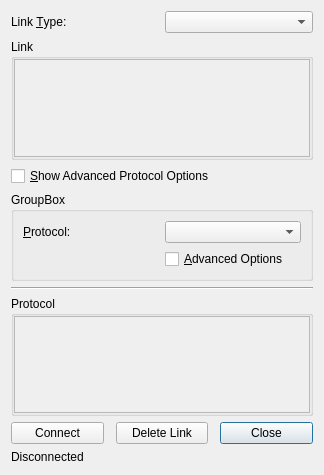
This is src/ui/CommSettings.ui in josephlewis42/UDenverQGC as Qt 5 draws it before an edit. The edited form follows.
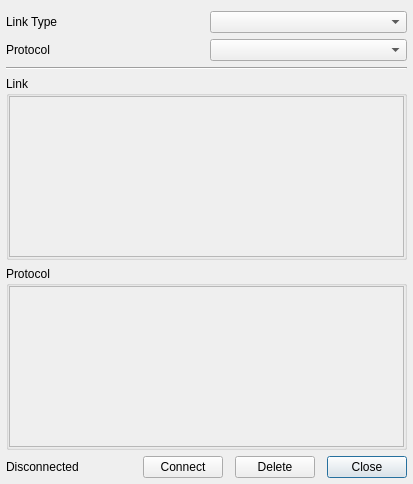
This is the edited form.

```diff
--- a/src/ui/CommSettings.ui
+++ b/src/ui/CommSettings.ui
@@ -6,32 +6,72 @@
    <rect>
     <x>0</x>
     <y>0</y>
-    <width>324</width>
-    <height>475</height>
+    <width>413</width>
+    <height>484</height>
    </rect>
   </property>
   <property name="windowTitle">
    <string>Form</string>
   </property>
-  <layout class="QVBoxLayout" name="verticalLayout_2">
-   <item>
-    <layout class="QHBoxLayout" name="horizontalLayout_4">
-     <item>
+  <layout class="QGridLayout" name="gridLayout_2" rowstretch="1,1,1,100,100,1">
+   <property name="margin">
+    <number>6</number>
+   </property>
+   <property name="spacing">
+    <number>6</number>
+   </property>
+   <item row="0" column="0">
+    <spacer name="verticalSpacer">
+     <property name="orientation">
+      <enum>Qt::Vertical</enum>
+     </property>
+     <property name="sizeType">
+      <enum>QSizePolicy::Fixed</enum>
+     </property>
+     <property name="sizeHint" stdset="0">
+      <size>
+       <width>5</width>
+       <height>5</height>
+      </size>
+     </property>
+    </spacer>
+   </item>
+   <item row="1" column="0" colspan="2">
+    <layout class="QGridLayout" name="gridLayout">
+     <item row="0" column="0">
       <widget class="QLabel" name="label">
        <property name="text">
-        <string>Link &amp;Type:</string>
-       </property>
-       <property name="buddy">
-        <cstring>linkType</cstring>
+        <string>Link Type</string>
        </property>
       </widget>
      </item>
-     <item>
+     <item row="0" column="1">
       <widget class="QComboBox" name="linkType"/>
      </item>
+     <item row="1" column="0">
+      <widget class="QLabel" name="label_5">
+       <property name="text">
+        <string>Protocol</string>
+       </property>
+      </widget>
+     </item>
+     <item row="1" column="1">
+      <widget class="QComboBox" name="connectionType">
+       <property name="currentIndex">
+        <number>-1</number>
+       </property>
+      </widget>
+     </item>
     </layout>
    </item>
-   <item>
+   <item row="2" column="0" colspan="2">
+    <widget class="Line" name="line">
+     <property name="orientation">
+      <enum>Qt::Horizontal</enum>
+     </property>
+    </widget>
+   </item>
+   <item row="3" column="0" colspan="2">
     <widget class="QGroupBox" name="linkGroupBox">
      <property name="title">
       <string>Link</string>
@@ -62,8 +102,8 @@
           <rect>
            <x>0</x>
            <y>0</y>
-           <width>298</width>
-           <height>90</height>
+           <width>393</width>
+           <height>154</height>
           </rect>
          </property>
         </widget>
@@ -72,58 +112,7 @@
      </layout>
     </widget>
    </item>
-   <item>
-    <widget class="QCheckBox" name="advCheckBox">
-     <property name="text">
-      <string>&amp;Show Advanced Protocol Options</string>
-     </property>
-    </widget>
-   </item>
-   <item>
-    <widget class="QGroupBox" name="protocolTypeGroupBox">
-     <property name="title">
-      <string>GroupBox</string>
-     </property>
-     <layout class="QVBoxLayout" name="verticalLayout">
-      <item>
-       <layout class="QGridLayout" name="gridLayout">
-        <item row="0" column="1">
-         <widget class="QComboBox" name="connectionType">
-          <property name="currentIndex">
-           <number>-1</number>
-          </property>
-         </widget>
-        </item>
-        <item row="0" column="0">
-         <widget class="QLabel" name="label_5">
-          <property name="text">
-           <string>&amp;Protocol:</string>
-          </property>
-          <property name="buddy">
-           <cstring>connectionType</cstring>
-          </property>
-         </widget>
-        </item>
-        <item row="1" column="1">
-         <widget class="QCheckBox" name="advancedOptionsCheckBox">
-          <property name="text">
-           <string>&amp;Advanced Options</string>
-          </property>
-         </widget>
-        </item>
-       </layout>
-      </item>
-     </layout>
-    </widget>
-   </item>
-   <item>
-    <widget class="Line" name="line">
-     <property name="orientation">
-      <enum>Qt::Horizontal</enum>
-     </property>
-    </widget>
-   </item>
-   <item>
+   <item row="4" column="0" colspan="2">
     <widget class="QGroupBox" name="protocolGroupBox">
      <property name="title">
       <string>Protocol</string>
@@ -154,8 +143,8 @@
           <rect>
            <x>0</x>
            <y>0</y>
-           <width>298</width>
-           <height>90</height>
+           <width>393</width>
+           <height>154</height>
           </rect>
          </property>
         </widget>
@@ -164,7 +153,20 @@
      </layout>
     </widget>
    </item>
-   <item>
+   <item row="5" column="0">
+    <widget class="QLabel" name="connectionStatusLabel">
+     <property name="sizePolicy">
+      <sizepolicy hsizetype="Minimum" vsizetype="Minimum">
+       <horstretch>0</horstretch>
+       <verstretch>0</verstretch>
+      </sizepolicy>
+     </property>
+     <property name="text">
+      <string>Disconnected</string>
+     </property>
+    </widget>
+   </item>
+   <item row="5" column="1">
     <layout class="QHBoxLayout" name="horizontalLayout">
      <property name="spacing">
       <number>12</number>
@@ -185,7 +187,7 @@
      <item>
       <widget class="QPushButton" name="deleteButton">
        <property name="text">
-        <string>Delete Link</string>
+        <string>Delete</string>
        </property>
       </widget>
      </item>
@@ -201,19 +203,6 @@
      </item>
     </layout>
    </item>
-   <item>
-    <widget class="QLabel" name="connectionStatusLabel">
-     <property name="sizePolicy">
-      <sizepolicy hsizetype="Minimum" vsizetype="Minimum">
-       <horstretch>0</horstretch>
-       <verstretch>0</verstretch>
-      </sizepolicy>
-     </property>
-     <property name="text">
-      <string>Disconnected</string>
-     </property>
-    </widget>
-   </item>
   </layout>
   <action name="actionDelete">
    <property name="text">
```
Left out of the diff: 41 changed lines with no effect on the pictures.
